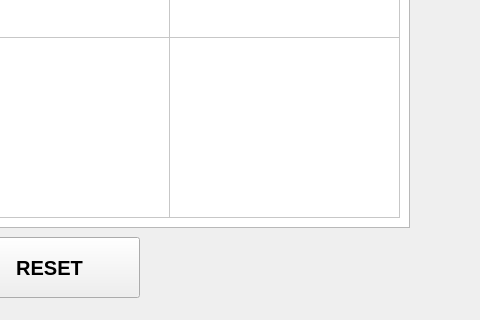
Before: the Qt Designer form Tic_Tac_Toe.ui in ugetko3d/Tic_Tac_Toe, drawn with Qt 5; both pictures show x 361 to 841 and y 353 to 673 of the 841 by 673 pixel window.
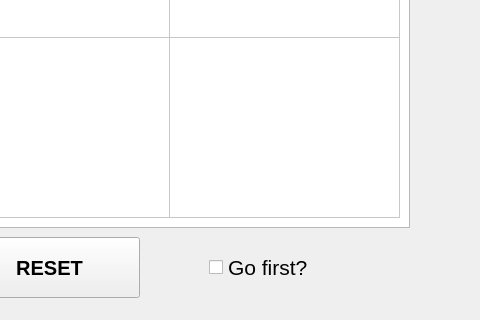
After: the same form once the commit is applied.

Commit message: Added option for player to go first

What changed in the file:
```diff
--- a/Tic_Tac_Toe.ui
+++ b/Tic_Tac_Toe.ui
@@ -70,6 +70,24 @@
      <string>RESET</string>
     </property>
    </widget>
+   <widget class="QCheckBox" name="cb_goFirst">
+    <property name="geometry">
+     <rect>
+      <x>570</x>
+      <y>610</y>
+      <width>101</width>
+      <height>20</height>
+     </rect>
+    </property>
+    <property name="font">
+     <font>
+      <pointsize>16</pointsize>
+     </font>
+    </property>
+    <property name="text">
+     <string>Go first?</string>
+    </property>
+   </widget>
   </widget>
  </widget>
  <layoutdefault spacing="6" margin="11"/>
```
The commit also changes 3 other files.
